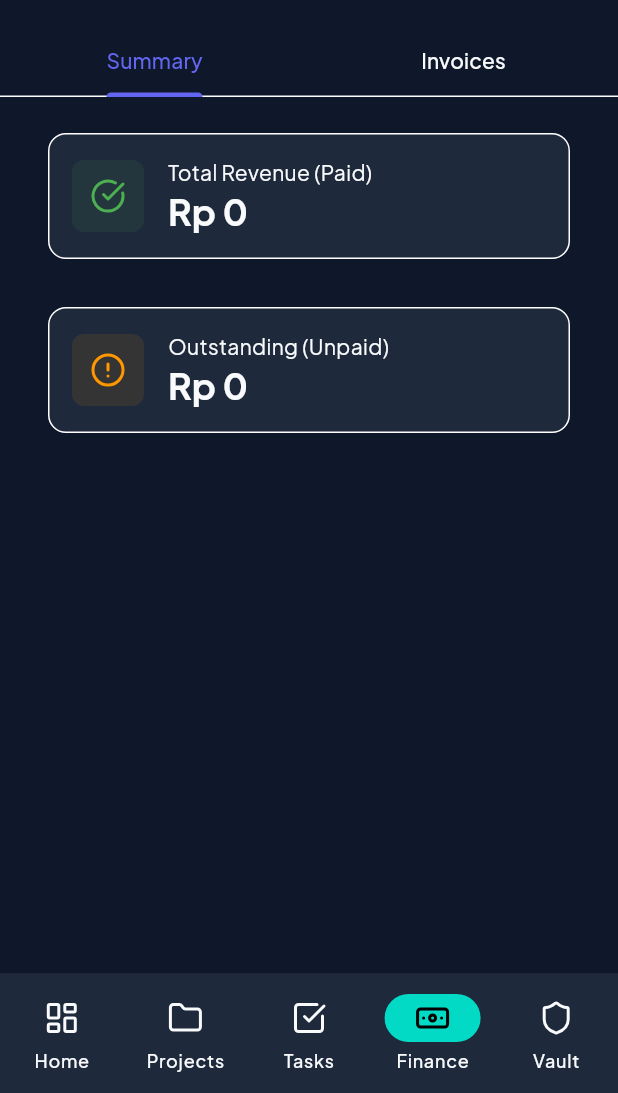
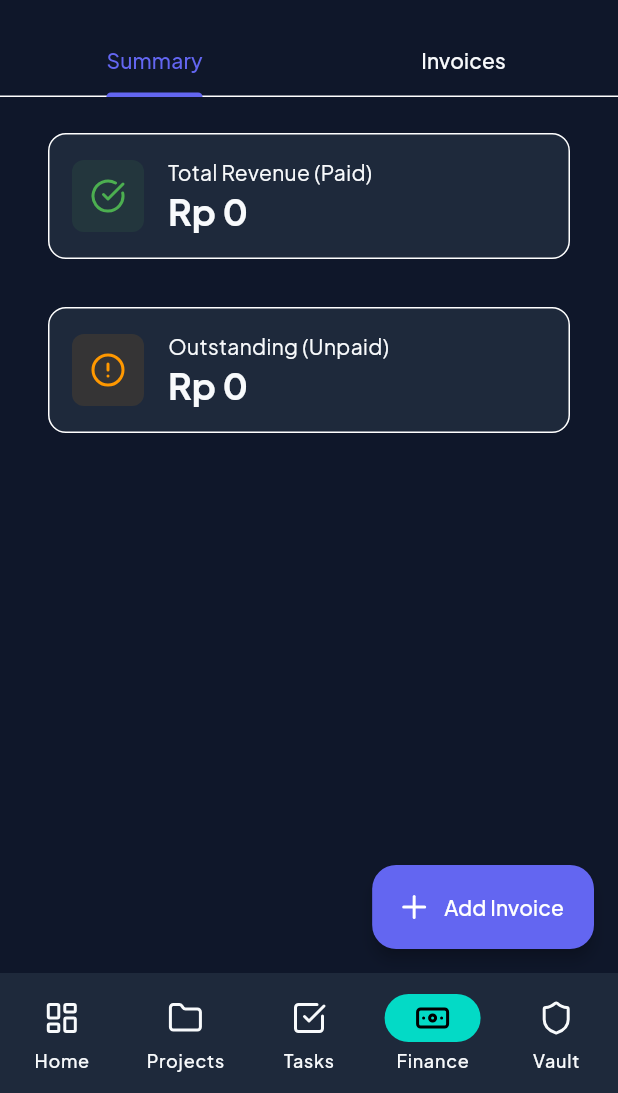
Before and after one commit to freeluncher/aturin, a Flutter app: the screen it shows once a user with an empty profile is signed in, item 4 of the bottom bar chosen, on a phone screen of 412 x 824 dp, the part 143-1236 px from its top. Run offline on Flutter 3.47's test engine with Material 3 defaults, Android fonts, the phone set to English and light mode, and no system bars; our stand-ins replace connectivity_plus, drift, equatable, flutter_dotenv, flutter_riverpod, flutter_secure_storage and 3 more; missing offline and left inert: encrypt; accounts and stored records are empty; generated files the repository leaves out were written again.

Commit message:
feat: Implement comprehensive invoice management including data models, repository, Supabase synchronization, and dedicated UI.

```diff
--- a/lib/core/providers.dart
+++ b/lib/core/providers.dart
@@ -7,6 +7,9 @@ import '../../data/repositories/auth_repository_impl.dart';
 import '../../domain/repositories/auth_repository.dart';
 import '../../domain/repositories/vault_repository.dart'; // Added
 import '../../data/repositories/vault_repository_impl.dart'; // Added
+import '../../domain/repositories/invoice_repository.dart'; // Added
+import '../../data/repositories/invoice_repository_impl.dart'; // Added
+import '../../domain/models/invoice.dart' as domain;
 import '../../data/local/app_database.dart';
 import '../data/services/sync_service.dart';
 import 'supabase_config.dart';
@@ -45,6 +48,11 @@ final vaultRepositoryProvider = Provider<VaultRepository>((ref) {
   return VaultRepositoryImpl(db);
 });
 
+final invoiceRepositoryProvider = Provider<InvoiceRepository>((ref) {
+  final db = ref.watch(databaseProvider);
+  return InvoiceRepositoryImpl(db);
+});
+
 // Task Stream Provider
 final allTasksStreamProvider = StreamProvider.autoDispose((ref) {
   return ref.watch(projectRepositoryProvider).getAllTasks();
@@ -64,7 +72,7 @@ final connectivityStreamProvider = StreamProvider<bool>((ref) {
 });
 
 // Invoices Stream Provider
-final allInvoicesStreamProvider = StreamProvider.autoDispose((ref) {
-  final database = ref.watch(databaseProvider);
-  return database.select(database.invoices).watch();
-});
+final allInvoicesStreamProvider =
+    StreamProvider.autoDispose<List<domain.Invoice>>((ref) {
+      return ref.watch(invoiceRepositoryProvider).getAllInvoices();
+    });
--- /dev/null
+++ b/lib/data/mappers/invoice_mapper.dart
@@ -0,0 +1,35 @@
+import 'package:drift/drift.dart';
+import '../../domain/models/invoice.dart' as domain;
+import '../local/app_database.dart';
+
+class InvoiceMapper {
+  static domain.Invoice toDomain(Invoice driftInvoice) {
+    return domain.Invoice(
+      id: driftInvoice.id,
+      projectId: driftInvoice.projectId,
+      title: driftInvoice.title,
+      amount: driftInvoice.amount,
+      status: driftInvoice.status,
+      dueDate: driftInvoice.dueDate,
+      createdAt: driftInvoice.createdAt,
+      serverId: driftInvoice.serverId,
+      isSynced: driftInvoice.isSynced,
+      isDeleted: driftInvoice.isDeleted,
+    );
+  }
+
+  static InvoicesCompanion toCompanion(domain.Invoice invoice) {
+    return InvoicesCompanion(
+      id: Value(invoice.id),
+      projectId: Value(invoice.projectId),
+      title: Value(invoice.title),
+      amount: Value(invoice.amount),
+      status: Value(invoice.status),
+      dueDate: Value(invoice.dueDate),
+      createdAt: Value(invoice.createdAt),
+      serverId: Value(invoice.serverId),
+      isSynced: Value(invoice.isSynced),
+      isDeleted: Value(invoice.isDeleted),
+    );
+  }
+}
--- /dev/null
+++ b/lib/domain/models/invoice.dart
@@ -0,0 +1,67 @@
+import 'package:equatable/equatable.dart';
+
+class Invoice extends Equatable {
+  final String id;
+  final String projectId;
+  final String title;
+  final double amount;
+  final String status; // 'Draft', 'Sent', 'Paid'
+  final DateTime dueDate;
+  final DateTime createdAt;
+  final String? serverId;
+  final bool isSynced;
+  final bool isDeleted;
+
+  const Invoice({
+    required this.id,
+    required this.projectId,
+    required this.title,
+    required this.amount,
+    required this.status,
+    required this.dueDate,
+    required this.createdAt,
+    this.serverId,
+    this.isSynced = false,
+    this.isDeleted = false,
+  });
+
+  Invoice copyWith({
+    String? id,
+    String? projectId,
+    String? title,
+    double? amount,
+    String? status,
+    DateTime? dueDate,
+    DateTime? createdAt,
+    String? serverId,
+    bool? isSynced,
+    bool? isDeleted,
+  }) {
+    return Invoice(
+      id: id ?? this.id,
+      projectId: projectId ?? this.projectId,
+      title: title ?? this.title,
+      amount: amount ?? this.amount,
+      status: status ?? this.status,
+      dueDate: dueDate ?? this.dueDate,
+      createdAt: createdAt ?? this.createdAt,
+      serverId: serverId ?? this.serverId,
+      isSynced: isSynced ?? this.isSynced,
+      isDeleted: isDeleted ?? this.isDeleted,
+    );
+  }
+
+  @override
+  List<Object?> get props => [
+    id,
+    projectId,
+    title,
+    amount,
+    status,
+    dueDate,
+    createdAt,
+    serverId,
+    isSynced,
+    isDeleted,
+  ];
+}
--- /dev/null
+++ b/lib/domain/repositories/invoice_repository.dart
@@ -0,0 +1,10 @@
+import '../models/invoice.dart';
+
+abstract class InvoiceRepository {
+  Stream<List<Invoice>> getAllInvoices();
+  Stream<List<Invoice>> getInvoicesByProject(String projectId);
+  Future<void> createInvoice(Invoice invoice);
+  Future<void> updateInvoice(Invoice invoice);
+  Future<void> deleteInvoice(String id);
+  Future<Invoice?> getInvoiceById(String id);
+}
--- a/lib/ui/screens/dashboard/dashboard_screen.dart
+++ b/lib/ui/screens/dashboard/dashboard_screen.dart
@@ -6,6 +6,7 @@ import 'package:collection/collection.dart';
 
 import '../../../domain/models/project.dart' as domain;
 import '../../../domain/models/task.dart' as domain;
+import '../../../domain/models/invoice.dart' as domain;
 import '../../../domain/logic/project_analytics.dart'; // Logic Extension
 
 import '../../../core/providers.dart';
@@ -17,8 +18,6 @@ import '../vault/vault_screen.dart';
 import '../../widgets/connectivity_indicator.dart';
 import '../tasks/add_edit_task_bottom_sheet.dart';
 import '../financial/financial_screen.dart';
-import '../../../data/local/app_database.dart'
-    show Invoice; // Direct import for now as it's not in domain models
 
 class DashboardScreen extends ConsumerStatefulWidget {
   const DashboardScreen({super.key});
@@ -299,7 +298,7 @@ class _DashboardHome extends ConsumerWidget {
     BuildContext context,
     List<domain.Project> projects,
     List<domain.Task> tasks,
-    List<Invoice> invoices,
+    List<domain.Invoice> invoices,
     bool isOnline,
   ) {
     final theme = Theme.of(context);
--- a/lib/ui/screens/financial/financial_screen.dart
+++ b/lib/ui/screens/financial/financial_screen.dart
@@ -3,8 +3,9 @@ import 'package:flutter_riverpod/flutter_riverpod.dart';
 import 'package:lucide_icons/lucide_icons.dart';
 import 'package:intl/intl.dart';
 
+import '../../../domain/models/invoice.dart' as domain;
+import 'add_edit_invoice_sheet.dart'; // Added
 import '../../../core/providers.dart';
-import '../../../data/local/app_database.dart';
 
 class FinancialScreen extends ConsumerStatefulWidget {
   const FinancialScreen({super.key});
@@ -42,10 +43,23 @@ class _FinancialScreenState extends ConsumerState<FinancialScreen>
           ],
         ),
       ),
+      floatingActionButton: FloatingActionButton.extended(
+        onPressed: () => _showAddInvoiceSheet(context),
+        icon: const Icon(LucideIcons.plus),
+        label: const Text('Add Invoice'),
+      ),
       body: TabBarView(
         controller: _tabController,
         children: [_buildSummaryTab(ref), _buildInvoicesTab(ref)],
       ),
+    );
+  }
+
+  void _showAddInvoiceSheet(BuildContext context, [domain.Invoice? invoice]) {
+    showModalBottomSheet(
+      context: context,
+      isScrollControlled: true,
+      builder: (context) => AddEditInvoiceSheet(invoice: invoice),
     );
   }
 
@@ -162,7 +176,10 @@ class _FinancialScreenState extends ConsumerState<FinancialScreen>
           itemCount: sortedInvoices.length,
           itemBuilder: (context, index) {
             final invoice = sortedInvoices[index];
-            return _InvoiceListTile(invoice: invoice);
+            return _InvoiceListTile(
+              invoice: invoice,
+              onTap: () => _showAddInvoiceSheet(context, invoice),
+            );
           },
         );
       },
@@ -172,10 +189,13 @@ class _FinancialScreenState extends ConsumerState<FinancialScreen>
   }
 }
 
+// ...
+
 class _InvoiceListTile extends StatelessWidget {
-  final Invoice invoice;
+  final domain.Invoice invoice;
+  final VoidCallback onTap;
 
-  const _InvoiceListTile({required this.invoice});
+  const _InvoiceListTile({required this.invoice, required this.onTap});
 
   @override
   Widget build(BuildContext context) {
@@ -206,6 +226,7 @@ class _InvoiceListTile extends StatelessWidget {
         borderRadius: BorderRadius.circular(12),
       ),
       child: ListTile(
+        onTap: onTap,
         leading: Container(
           padding: const EdgeInsets.all(8),
           decoration: BoxDecoration(
--- a/pubspec.yaml
+++ b/pubspec.yaml
@@ -24,6 +24,7 @@ dependencies:
   encrypt: ^5.0.3
   collection: ^1.19.1
   intl: ^0.20.2
+  equatable: ^2.0.8
 
 dev_dependencies:
   flutter_test:
```
Also changed, not shown: lib/data/repositories/invoice_repository_impl.dart (added, +65 -0 lines), lib/data/services/sync_service.dart (+208 -2 lines), lib/ui/screens/financial/add_edit_invoice_sheet.dart (added, +257 -0 lines), pubspec.lock.
